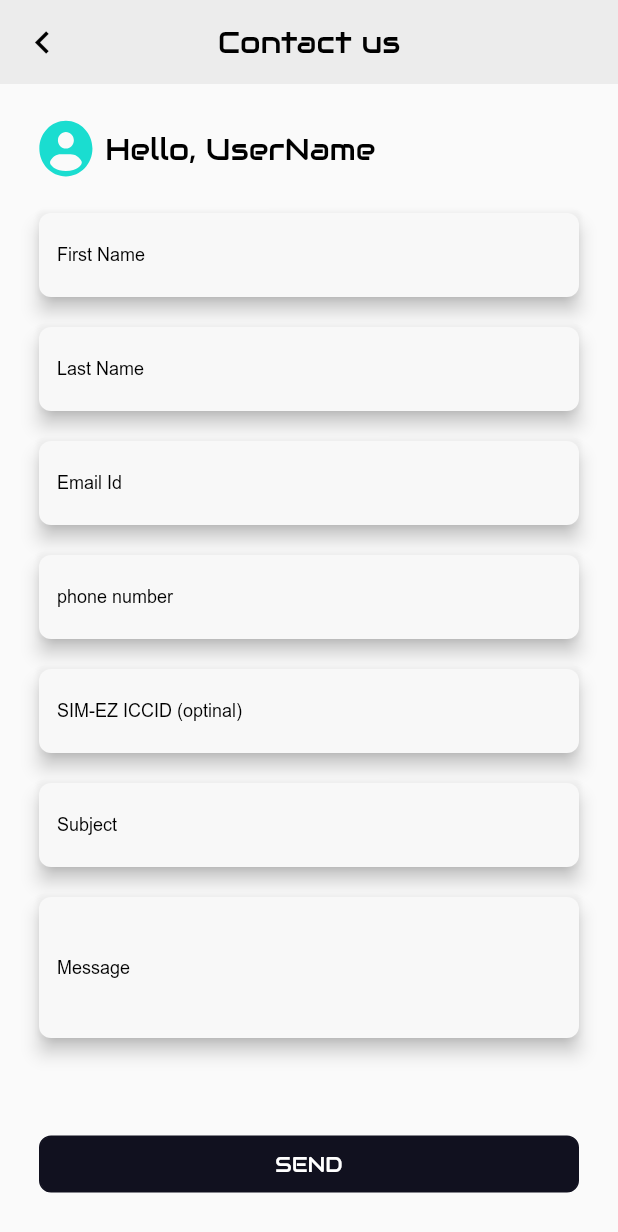
After one commit to ParthAspire/SIM_EZ, a Flutter app: the ContactUsScreen screen opened by its route, on a phone screen of 412 x 824 dp. The commit adds this screen. Shown: the top 1232 px of the screen. Run offline on Flutter 3.47's test engine with Material 2 defaults, Android fonts, the phone set to English and light mode, and no system bars; our stand-ins replace carousel_slider, flutter_secure_storage, flutter_svg, get, logger; accounts and stored records are empty.

Commit message:
- contact us screen UI -  done

```diff
--- a/lib/app/common/app_constants.dart
+++ b/lib/app/common/app_constants.dart
@@ -7,6 +7,7 @@ const String kLogin = 'Login';
 const String kSignup = 'Signup';
 const String kEmailId  = 'Email Id';
 const String kPassword  = 'Password';
+const String kCreatePassword  = 'Create Password';
 const String kNewPassword  = 'New Password';
 const String kRetypePassword  = 'Retype Password';
 const String kCurrentPassword  = 'Current Password';
@@ -16,6 +17,10 @@ const String kChangePassword  = 'Change Password';
 const String kChangeEmail  = 'Change Email';
 const String kFirstName  = 'First Name';
 const String kLastName  = 'Last Name';
+const String kPhoneNumber  = 'phone number';
+const String kSIMEZICCID   = 'SIM-EZ ICCID (optinal)';
+const String kSubject   = 'Subject';
+const String kMessage   = 'Message';
 const String kDeleteAccount  = 'Delete Account';
 
 const String kHintEnterYourName = 'Enter your name';
@@ -35,6 +40,7 @@ const String kCreate ='Create';
 const String kValidity ='Validity';
 const String kCoverage ='Coverage';
 const String kNetwork ='NETWORK';
+const String kSend ='Send';
 const String kPlanType ='Plan type';
 const String kActivationPolicy ='Activation policy';
 const String kShowMore ='Show more';
@@ -49,6 +55,10 @@ const String kYourDeviceDoesNotSupportSimEZ='Your device doesn’t support Sim-E
 const String kDeviceNotSupportedText='You can’t install an Sim-ez on your device but still purchase if you want';
 const String kILikeToReceivePromotionalEmails ='I’d like to receive promotional emails.';
 const String kDeleteAccountText ='You can delete your account permanently. *Note that this process can take a while and can’t undone after completion.';
+const String kStepFirstText ='Step 1/2 - Create a Password';
+const String kStepFirstSubText ='You can change your email after creating a new password.';
+const String kStepSecondText ='Step 2/2 -Change Email Address';
+const String kStepSecondSubText ='You can change your email WITH new password you created.';
 
 const String kOrLoginWith   = 'or Login with ';
 const String kMyESimSearchText   = 'search data pack for 200+ countries';
--- a/lib/app/common/rounting_constants.dart
+++ b/lib/app/common/rounting_constants.dart
@@ -9,3 +9,5 @@ const kRouteAdditionalInfoScreen = '/AdditionalInfoScreen';
 const kRouteAccountInfoBaseScreen = '/AccountInfoBaseScreen';
 const kRouteChangePasswordScreen = '/ChangePasswordScreen';
 const kRouteChangeEmailScreen = '/ChangeEmailScreen';
+const kRouteCreatePasswordScreen = '/CreatePasswordScreen';
+const kRouteContactUsScreen = '/ContactUsScreen';
--- a/lib/app/screens/dashboard_screen/profile/account_info/base/controller/account_info_base_controller.dart
+++ b/lib/app/screens/dashboard_screen/profile/account_info/base/controller/account_info_base_controller.dart
@@ -15,6 +15,7 @@ class AccountInfoBaseController extends GetxController {
   }
 
   void navigateToChangeEmailScreen() {
-    Get.toNamed(kRouteChangeEmailScreen);
+    // Get.toNamed(kRouteChangeEmailScreen);
+    Get.toNamed(kRouteCreatePasswordScreen);
   }
 }
--- /dev/null
+++ b/lib/app/screens/dashboard_screen/profile/account_info/create_password/controller/create_password_controller.dart
@@ -0,0 +1,13 @@
+import 'package:flutter/material.dart';
+import 'package:get/get.dart';
+
+class CreatePasswordController extends GetxController {
+  RxInt stepIndex = 1.obs;
+
+  TextEditingController emailIdController = TextEditingController();
+  TextEditingController newPasswordController = TextEditingController();
+  TextEditingController retypePasswordController = TextEditingController();
+
+  RxBool isShowNewPassword = false.obs;
+  RxBool isShowConfirmPassword = false.obs;
+}
--- a/lib/app/screens/dashboard_screen/profile/base/controller/profile_base_controller.dart
+++ b/lib/app/screens/dashboard_screen/profile/base/controller/profile_base_controller.dart
@@ -5,4 +5,8 @@ class ProfileBaseController extends GetxController {
   void navigateToAccountInfoScreen() {
     Get.toNamed(kRouteAccountInfoBaseScreen);
   }
+
+  void navigateToContactUsScreen() {
+    Get.toNamed(kRouteContactUsScreen);
+  }
 }
--- /dev/null
+++ b/lib/app/screens/dashboard_screen/profile/contact_us/controller/contact_us_controller.dart
@@ -0,0 +1,12 @@
+import 'package:flutter/material.dart';
+import 'package:get/get.dart';
+
+class ContactUsController extends GetxController{
+  TextEditingController firstNameController = TextEditingController();
+  TextEditingController lastNameController = TextEditingController();
+  TextEditingController emailIdController = TextEditingController();
+  TextEditingController phoneNumberController = TextEditingController();
+  TextEditingController iccidController = TextEditingController();
+  TextEditingController subjectController = TextEditingController();
+  TextEditingController messageController = TextEditingController();
+}
--- /dev/null
+++ b/lib/app/screens/dashboard_screen/profile/contact_us/view/contact_us_screen.dart
@@ -0,0 +1,129 @@
+import 'package:flutter/material.dart';
+import 'package:flutter_svg/flutter_svg.dart';
+import 'package:get/get.dart';
+import 'package:sim_ez/app/Widgets/common_text_field.dart';
+import 'package:sim_ez/app/Widgets/primary_button.dart';
+import 'package:sim_ez/app/common/app_constants.dart';
+import 'package:sim_ez/app/common/color_constants.dart';
+import 'package:sim_ez/app/common/image_constants.dart';
+import 'package:sim_ez/app/screens/dashboard_screen/profile/contact_us/controller/contact_us_controller.dart';
+import 'package:sim_ez/app/utils/text_styles.dart';
+
+class ContactUsScreen extends GetView<ContactUsController> {
+  const ContactUsScreen({Key? key}) : super(key: key);
+
+  @override
+  Widget build(BuildContext context) {
+    return Scaffold(
+      resizeToAvoidBottomInset: false,
+      appBar: getAppBar(),
+      body: Padding(
+        padding: const EdgeInsets.symmetric(horizontal: 26, vertical: 24),
+        child: Column(
+          children: [
+            /// user name
+            Row(
+              children: [
+                SvgPicture.asset(kIconDefaultUser),
+                SizedBox(width: 8),
+                const Text('$kHello, UserName',
+                    style: TextStyles.k20ColorBlackBold400),
+              ],
+            ),
+
+            /// first name textfield
+            Padding(
+              padding: const EdgeInsets.only(top: 24, bottom: 20),
+              child: commonTextField(
+                controller: controller.firstNameController,
+                hintText: kFirstName,
+                labelText: kFirstName,
+              ),
+            ),
+
+            /// last name textfield
+            commonTextField(
+              controller: controller.lastNameController,
+              hintText: kLastName,
+              labelText: kLastName,
+            ),
+
+            /// email textfield
+            Padding(
+              padding: const EdgeInsets.only(top: 20, bottom: 20),
+              child: commonTextField(
+                controller: controller.emailIdController,
+                hintText: kEmailId,
+                labelText: kEmailId,
+              ),
+            ),
+
+            /// phone number textfield
+            Padding(
+              padding: const EdgeInsets.only(bottom: 20),
+              child: commonTextField(
+                controller: controller.phoneNumberController,
+                hintText: kPhoneNumber,
+                labelText: kPhoneNumber,
+              ),
+            ),
+
+            /// icci textfield
+            Padding(
+              padding: const EdgeInsets.only(bottom: 20),
+              child: commonTextField(
+                controller: controller.iccidController,
+                hintText: kSIMEZICCID,
+                labelText: kSIMEZICCID,
+              ),
+            ),
+
+            /// subject  textfield
+            Padding(
+              padding: const EdgeInsets.only(bottom: 20),
+              child: commonTextField(
+                controller: controller.subjectController,
+                hintText: kSubject,
+                labelText: kSubject,
+              ),
+            ),
+
+            /// message  textfield
+            Padding(
+              padding: const EdgeInsets.only(bottom: 20),
+              child: commonTextField(
+                controller: controller.messageController,
+                hintText: kMessage,
+                labelText: kMessage,
+                maxLines: 3,
+              ),
+            ),
+
+            Spacer(),
+
+            primaryButton(
+              onPress: () {},
+              buttonTxt: kSend.toUpperCase(),
+              height: 38,
+            ),
+          ],
+        ),
+      ),
+    );
+  }
+
+  getAppBar() {
+    return AppBar(
+      backgroundColor: kColorECECEC,
+      elevation: 0,
+      leading: InkWell(
+          onTap: () {
+            Get.back();
+          },
+          child: const Icon(Icons.navigate_before_outlined,
+              color: kColorBlack, size: 30)),
+      title: const Text(kContactUs, style: TextStyles.k20ColorBlackBold400),
+      centerTitle: true,
+    );
+  }
+}
--- a/lib/main.dart
+++ b/lib/main.dart
@@ -9,6 +9,8 @@ import 'package:sim_ez/app/screens/dashboard_screen/bottom_nav/view/bottom_nav_s
 import 'package:sim_ez/app/screens/dashboard_screen/profile/account_info/base/view/account_info_base_screen.dart';
 import 'package:sim_ez/app/screens/dashboard_screen/profile/account_info/change_email/view/change_email_screen.dart';
 import 'package:sim_ez/app/screens/dashboard_screen/profile/account_info/change_password/view/change_password_screen.dart';
+import 'package:sim_ez/app/screens/dashboard_screen/profile/account_info/create_password/view/create_password_screen.dart';
+import 'package:sim_ez/app/screens/dashboard_screen/profile/contact_us/view/contact_us_screen.dart';
 import 'package:sim_ez/app/screens/dashboard_screen/stores/selected_country_sims/additional_info/base/view/additional_info_screen.dart';
 import 'package:sim_ez/app/screens/dashboard_screen/stores/selected_country_sims/base/view/selected_country_sims_screen.dart';
 import 'package:sim_ez/app/screens/dashboard_screen/stores/selected_country_sims/device_compatibility/view/device_compatibility_screen.dart';
@@ -76,6 +78,14 @@ class MyApp extends StatelessWidget {
           name: kRouteChangeEmailScreen,
           page: () => ChangeEmailScreen(),
         ),
+        GetPage(
+          name: kRouteCreatePasswordScreen,
+          page: () => CreatePasswordScreen(),
+        ),
+        GetPage(
+          name: kRouteContactUsScreen,
+          page: () => ContactUsScreen(),
+        ),
       ],
     );
   }
```
Also changed, not shown: lib/app/common/controller_binding.dart (+10 -0 lines), lib/app/screens/dashboard_screen/profile/account_info/create_password/view/create_password_screen.dart (added, +218 -0 lines), lib/app/screens/dashboard_screen/profile/base/view/profile_base_screen.dart (+12 -7 lines).
